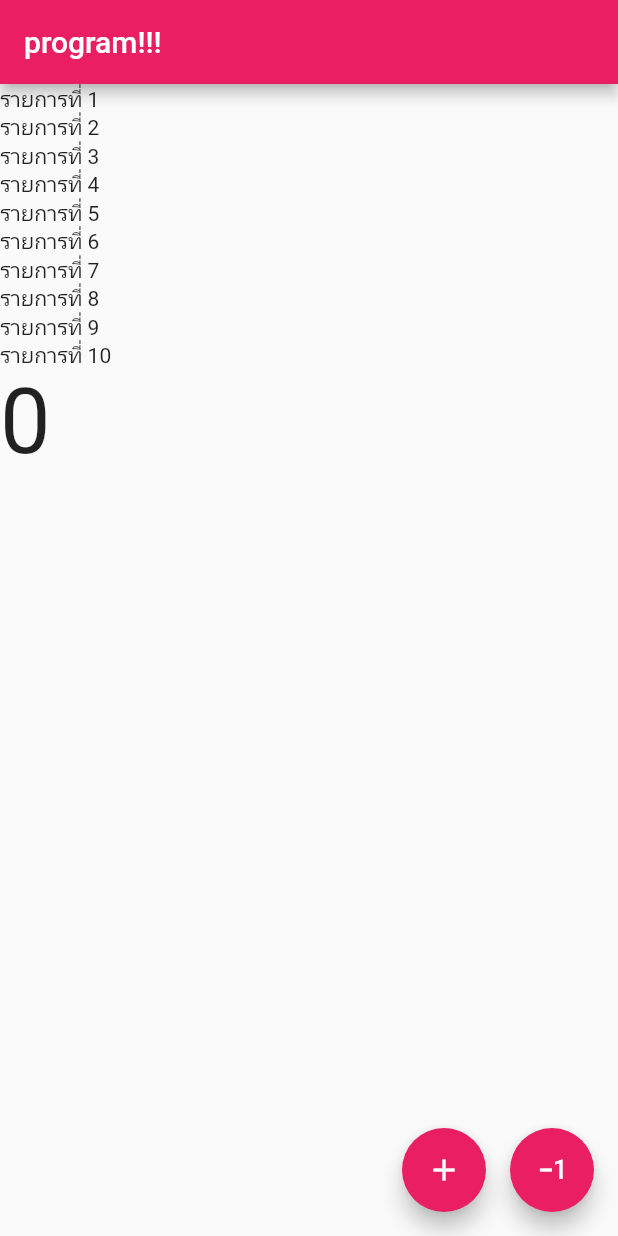
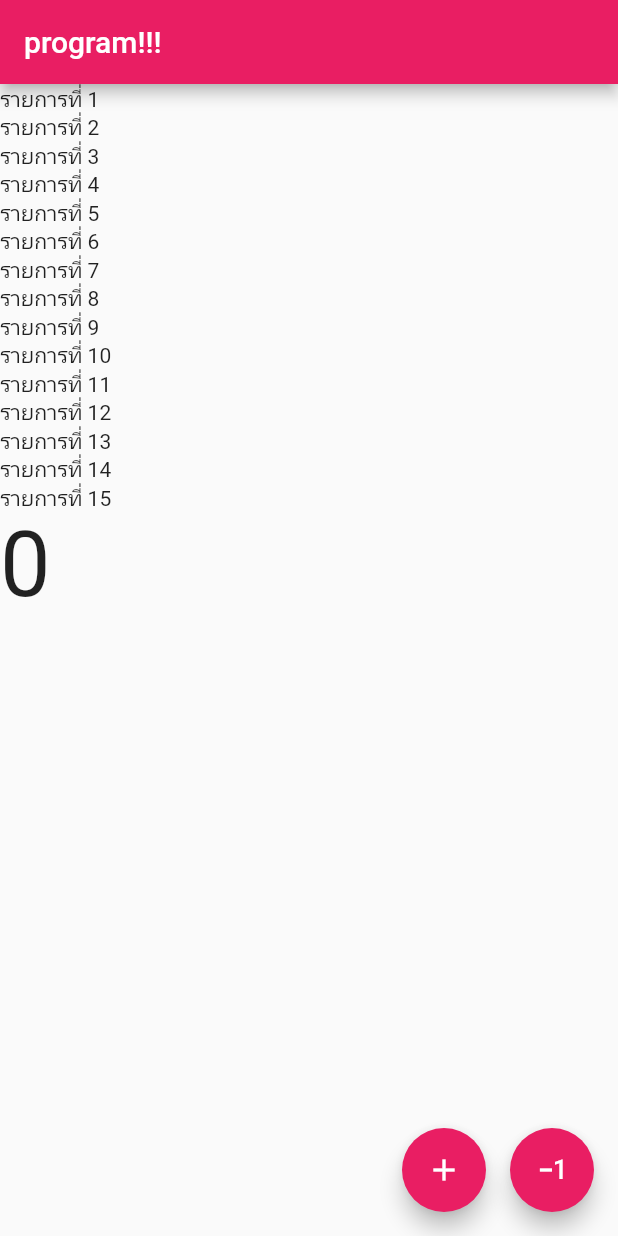
Before and after one commit to napassorn29/basic_flutter, a Flutter app: the screen it shows after launch, on a phone screen of 412 x 824 dp. Run offline on Flutter 3.47's test engine with Material 2 defaults, Android fonts, the phone set to English and light mode, and no system bars.

```diff
--- a/basic_flutter/basic_flutter/lib/main.dart
+++ b/basic_flutter/basic_flutter/lib/main.dart
@@ -36,27 +36,16 @@ class MyHomePage extends StatefulWidget {
 class _MyHomePageState extends State<MyHomePage> {
   int number = 0; // build state
 
+  // แสดงผลข้อมูล
   @override
   Widget build(BuildContext context) {
-    // กลุ่มข้อมูล text widget เก็บไว้ในตัวแปรชื่อ data
-    List<Widget> data = [];
-    for (var i = 0; i < 10; i++) {
-      data.add(Text("รายการที่ ${i + 1}"));
-    }
-    data.add(
-      Text(
-        "$number",
-        style: TextStyle(fontSize: 60),
-      ),
-    );
-
     return Scaffold(
       appBar: AppBar(
         title: Text("program!!!"),
       ),
       body: Center(
         child: ListView(
-          children: data,
+          children: getData(15),
         ),
       ),
       floatingActionButton: Row(
@@ -90,4 +79,20 @@ class _MyHomePageState extends State<MyHomePage> {
       number--;
     });
   }
+
+// เตรียมข้อมูล
+  List<Widget> getData(int count) {
+// กลุ่มข้อมูล text widget เก็บไว้ในตัวแปรชื่อ data
+    List<Widget> data = [];
+    for (var i = 0; i < count; i++) {
+      data.add(Text("รายการที่ ${i + 1}"));
+    }
+    data.add(
+      Text(
+        "$number",
+        style: TextStyle(fontSize: 60),
+      ),
+    );
+    return data;
+  }
 }
```
